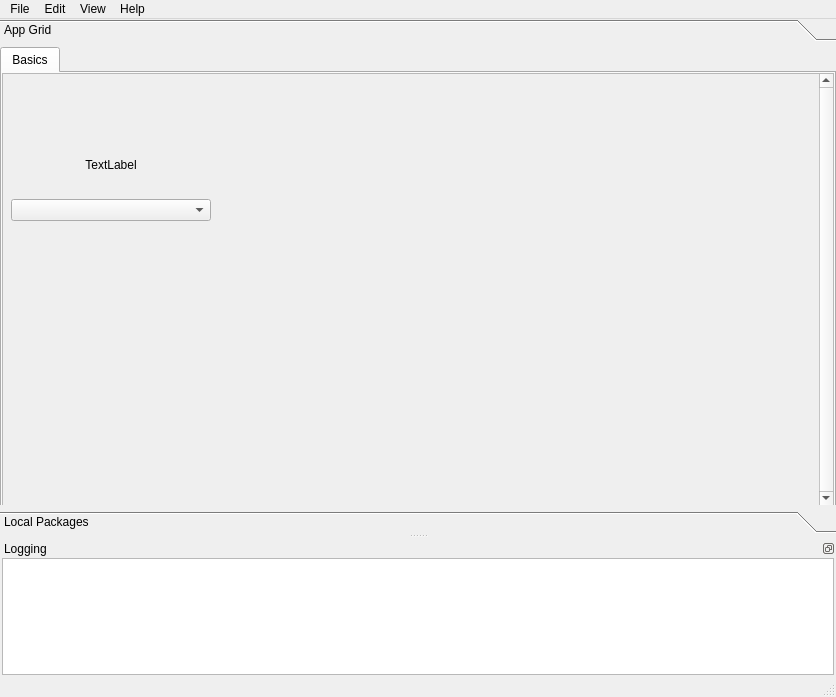
The window that src/conan_app_launcher/ui/qt/app_grid.ui (goszpeti/conan_explorer) describes before a commit, drawn with Qt 5.
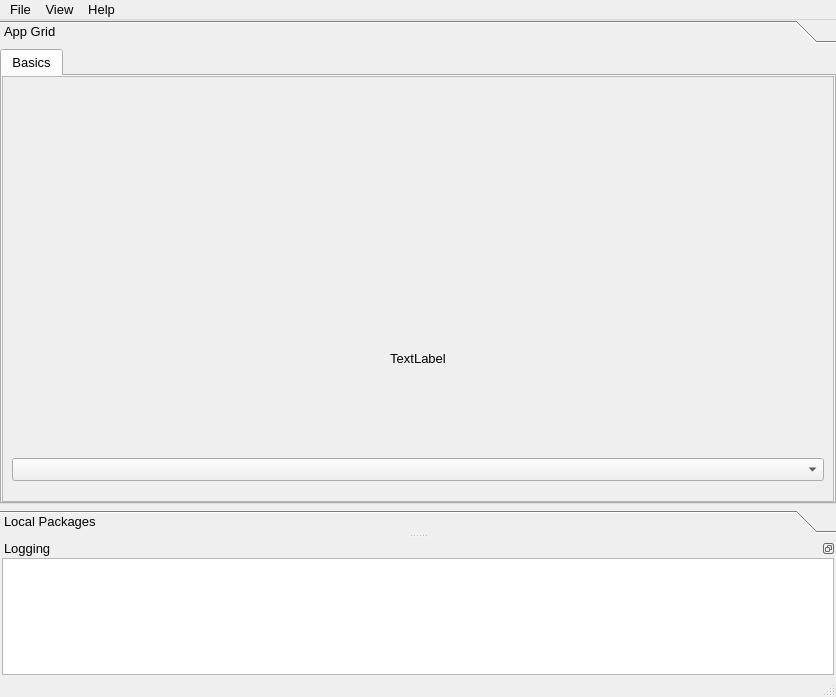
The same window after the commit. Icons and pictures are not drawn.

What changed in the file:
```diff
--- a/src/conan_app_launcher/ui/qt/app_grid.ui
+++ b/src/conan_app_launcher/ui/qt/app_grid.ui
@@ -10,6 +10,23 @@
     <height>697</height>
    </rect>
   </property>
+  <property name="sizePolicy">
+   <sizepolicy hsizetype="Fixed" vsizetype="Fixed">
+    <horstretch>0</horstretch>
+    <verstretch>0</verstretch>
+   </sizepolicy>
+  </property>
+  <property name="maximumSize">
+   <size>
+    <width>836</width>
+    <height>697</height>
+   </size>
+  </property>
+  <property name="font">
+   <font>
+    <pointsize>10</pointsize>
+   </font>
+  </property>
   <property name="acceptDrops">
    <bool>true</bool>
   </property>
@@ -44,18 +61,41 @@
     </property>
     <item>
      <widget class="QToolBox" name="main_toolbox">
-      <widget class="QWidget" name="toolbox_page_app_grid" native="true">
+      <widget class="QWidget" name="toolbox_page_app_grid">
+       <property name="geometry">
+        <rect>
+         <x>0</x>
+         <y>0</y>
+         <width>836</width>
+         <height>446</height>
+        </rect>
+       </property>
        <attribute name="label">
         <string>App Grid</string>
        </attribute>
+       <layout class="QVBoxLayout" name="verticalLayout_10">
+        <property name="spacing">
+         <number>0</number>
+        </property>
+        <property name="leftMargin">
+         <number>0</number>
+        </property>
+        <property name="topMargin">
+         <number>0</number>
+        </property>
+        <property name="rightMargin">
+         <number>0</number>
+        </property>
+        <property name="bottomMargin">
+         <number>0</number>
+        </property>
+        <item>
        <widget class="QTabWidget" name="tab_bar">
-        <property name="geometry">
-         <rect>
-          <x>0</x>
-          <y>0</y>
-          <width>836</width>
-          <height>461</height>
-         </rect>
+          <property name="sizePolicy">
+           <sizepolicy hsizetype="Preferred" vsizetype="Preferred">
+            <horstretch>0</horstretch>
+            <verstretch>0</verstretch>
+           </sizepolicy>
         </property>
         <property name="currentIndex">
          <number>0</number>
@@ -80,6 +120,9 @@
           <property name="spacing">
            <number>0</number>
           </property>
+            <property name="sizeConstraint">
+             <enum>QLayout::SetNoConstraint</enum>
+            </property>
           <property name="leftMargin">
            <number>0</number>
           </property>
@@ -95,16 +138,22 @@
           <item>
            <widget class="QScrollArea" name="tab_scroll_area">
             <property name="sizePolicy">
-             <sizepolicy hsizetype="Expanding" vsizetype="Expanding">
+               <sizepolicy hsizetype="MinimumExpanding" vsizetype="MinimumExpanding">
               <horstretch>0</horstretch>
-              <verstretch>3</verstretch>
+                <verstretch>0</verstretch>
              </sizepolicy>
             </property>
             <property name="verticalScrollBarPolicy">
-             <enum>Qt::ScrollBarAlwaysOn</enum>
+               <enum>Qt::ScrollBarAlwaysOff</enum>
+              </property>
+              <property name="horizontalScrollBarPolicy">
+               <enum>Qt::ScrollBarAlwaysOff</enum>
+              </property>
+              <property name="sizeAdjustPolicy">
+               <enum>QAbstractScrollArea::AdjustIgnored</enum>
             </property>
             <property name="widgetResizable">
-             <bool>true</bool>
+               <bool>false</bool>
             </property>
             <property name="alignment">
              <set>Qt::AlignCenter</set>
@@ -114,8 +163,8 @@
               <rect>
                <x>0</x>
                <y>0</y>
-               <width>811</width>
-               <height>433</height>
+                 <width>828</width>
+                 <height>420</height>
               </rect>
              </property>
              <property name="sizePolicy">
@@ -139,27 +188,30 @@
              <property name="layoutDirection">
               <enum>Qt::LeftToRight</enum>
              </property>
-             <layout class="QGridLayout" name="tab1_grid_layout" rowstretch="1,1,1" columnstretch="1,1,1,1" rowminimumheight="146,146,146" columnminimumwidth="202,202,202,202">
+               <layout class="QGridLayout" name="tab1_grid_layout" rowstretch="1,0,0" columnstretch="1,0,0,0">
               <property name="sizeConstraint">
-               <enum>QLayout::SetDefaultConstraint</enum>
+                 <enum>QLayout::SetMinAndMaxSize</enum>
               </property>
               <property name="leftMargin">
                <number>8</number>
               </property>
               <property name="topMargin">
-               <number>8</number>
+                 <number>0</number>
               </property>
               <property name="rightMargin">
                <number>8</number>
               </property>
               <property name="bottomMargin">
-               <number>8</number>
+                 <number>0</number>
               </property>
               <property name="spacing">
-               <number>5</number>
-              </property>
-              <item row="0" column="1">
-               <layout class="QVBoxLayout" name="verticalLayout_4"/>
+                 <number>0</number>
+                </property>
+                <item row="0" column="2">
+                 <layout class="QVBoxLayout" name="verticalLayout_5"/>
+                </item>
+                <item row="0" column="3">
+                 <layout class="QVBoxLayout" name="verticalLayout_6"/>
               </item>
               <item row="0" column="0">
                <layout class="QVBoxLayout" name="verticalLayout_7" stretch="0,0,0">
@@ -215,18 +267,17 @@
                 </item>
                </layout>
               </item>
-              <item row="1" column="0">
-               <layout class="QVBoxLayout" name="verticalLayout_2"/>
-              </item>
-              <item row="0" column="2">
-               <layout class="QVBoxLayout" name="verticalLayout_5"/>
-              </item>
               <item row="2" column="0">
                <layout class="QVBoxLayout" name="verticalLayout_3"/>
               </item>
-              <item row="0" column="3">
-               <layout class="QVBoxLayout" name="verticalLayout_6"/>
-              </item>
+                <item row="1" column="0">
+                 <widget class="QWidget" name="widget" native="true">
+                  <layout class="QVBoxLayout" name="verticalLayout_2"/>
+                 </widget>
+                </item>
+                <item row="0" column="1">
+                 <layout class="QVBoxLayout" name="verticalLayout_4"/>
+                </item>
              </layout>
             </widget>
            </widget>
@@ -234,6 +285,8 @@
          </layout>
         </widget>
        </widget>
+        </item>
+       </layout>
       </widget>
       <widget class="QWidget" name="toolbox_page_local_packages" native="true">
        <attribute name="label">
@@ -363,14 +416,7 @@
     <addaction name="menu_set_display_channels"/>
     <addaction name="separator"/>
    </widget>
-   <widget class="QMenu" name="menuEdit">
-    <property name="title">
-     <string>Edit</string>
-    </property>
-    <addaction name="menu_clean_cache"/>
-   </widget>
    <addaction name="menu_file"/>
-   <addaction name="menuEdit"/>
    <addaction name="menuView"/>
    <addaction name="menu_help"/>
   </widget>
```
Left out of the diff: 33 changed lines with no effect on the pictures. Lines whose indentation alone changed are shown as unchanged.
